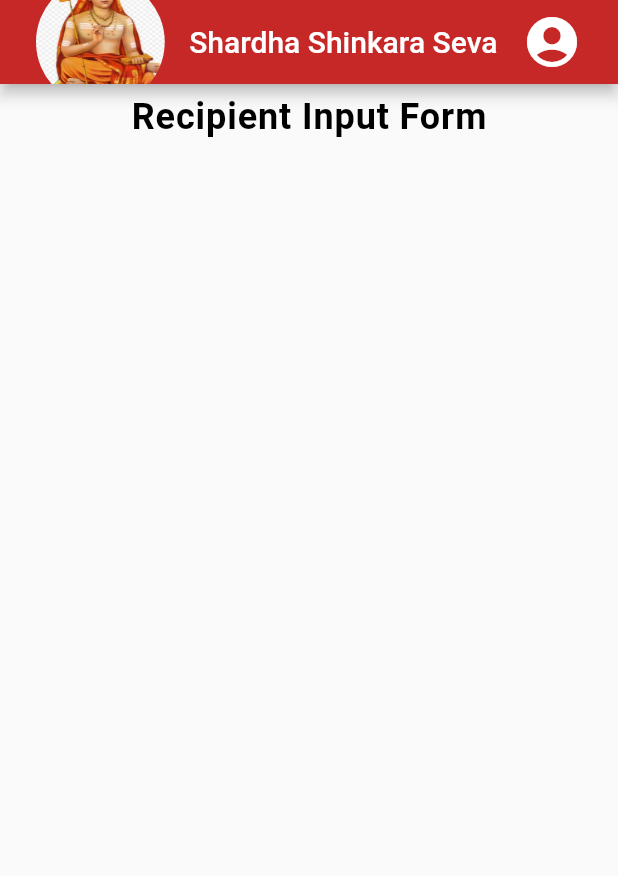
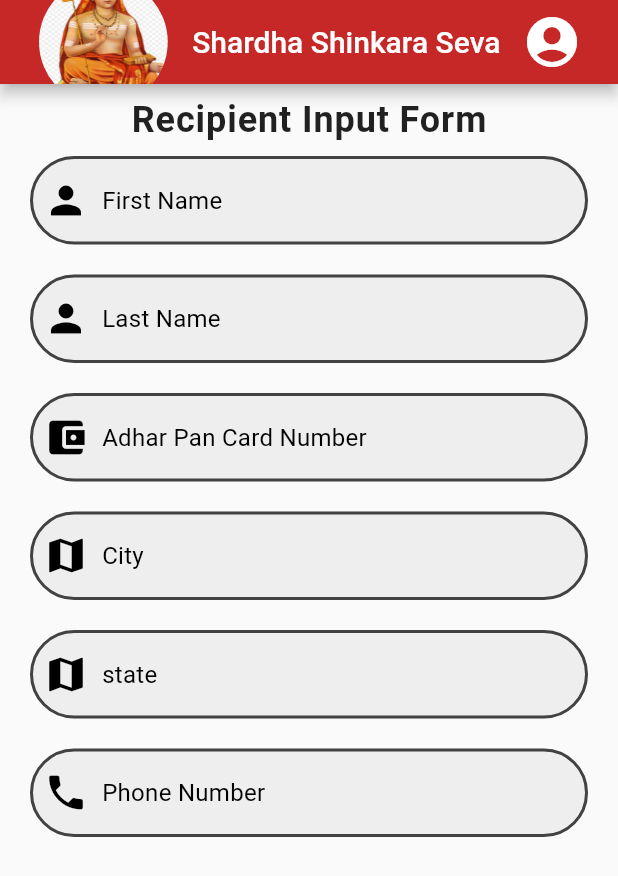
Before and after one commit to ShristiC/FeedTheHungryKashi, a Flutter app: the screen it shows after launch, on a phone screen of 412 x 824 dp. Shown: the top 876 px of the screen. Run offline on Flutter 3.47's test engine with Material 2 defaults, Android fonts, the phone set to English and light mode, and no system bars; our stand-ins replace flutter_screenutil; statements that could not run were skipped.

Commit message:
created general input form

```diff
--- a/lib/pages/HomePage.dart
+++ b/lib/pages/HomePage.dart
@@ -10,12 +10,11 @@ class HomePage extends StatefulWidget {
 }
 
 class _HomePageState extends State<HomePage> {
-  @override
-  Widget build(BuildContext context) {
-    ScreenUtil.init();
-    ScreenUtil.init(width: 750, height: 1334, allowFontScaling: true);
-    return Scaffold(
-      appBar: AppBar(
+  final _controller = TextEditingController();
+
+  ///designs the style for the App Bar on the homepage
+  Widget _appBar() {
+    return AppBar(
       title: Row(
         mainAxisAlignment: MainAxisAlignment.spaceBetween,
         children: <Widget>[
@@ -45,7 +44,64 @@ class _HomePageState extends State<HomePage> {
       ),
       backgroundColor: ThemeStyle.secondaryMainColor,
       centerTitle: true,
+    );
+  }
+
+  ///styling for the TextInputForm
+  Widget _textInputForm(String error, String label, IconData icon) {
+    return Container(
+      margin: ThemeStyle.marginALL,
+      // actual TextForm Field
+      child: TextFormField(
+        controller: _controller,
+        //validator creates a condition to be checked for when inputting response
+        validator: (value) {
+          return value.isEmpty ? error : null;
+        },
+        //creates the decoration for the input box
+        decoration: InputDecoration(
+          //outside border details
+          enabledBorder: OutlineInputBorder(
+            borderSide: BorderSide(
+              color: ThemeStyle.greyColor,
+              width: 2,
             ),
+            borderRadius: BorderRadius.all(Radius.circular(30)),
+          ),
+          //label text details
+          alignLabelWithHint: true,
+          labelText: label,
+          labelStyle: ThemeStyle.formLabelText,
+          //icon details
+          prefixIcon: Icon(
+            icon,
+            size: ThemeStyle.iconSize,
+            color: ThemeStyle.blackColor,
+          ),
+          //details when selecting that input box
+          focusedBorder: OutlineInputBorder(
+            borderSide: BorderSide(
+              color: ThemeStyle.primColor,
+              width: 2,
+            ),
+            borderRadius: ThemeStyle.borderRadiusStyle,
+          ),
+          //filling in the color of the inside input box
+          fillColor: ThemeStyle.lightGreyColor,
+          filled: true,
+        ),
+      ),
+    );
+  }
+
+  @override
+  Widget build(BuildContext context) {
+    //helps control the screen sizing
+    ScreenUtil.init();
+    ScreenUtil.init(width: 750, height: 1334, allowFontScaling: true);
+
+    return Scaffold(
+      appBar: _appBar(),
       resizeToAvoidBottomPadding: true,
       body: Center(
         child: ListView(
@@ -54,9 +110,16 @@ class _HomePageState extends State<HomePage> {
             Center(
               child: Text(
                 "Recipient Input Form",
-                style: ThemeStyle.heading.copyWith(color: Colors.black),
+                style: ThemeStyle.heading,
               ),
             ),
+            ///calls the textInputForm method to handle the user input
+            _textInputForm("Must enter a First Name", "First Name", Icons.person),
+            _textInputForm("Must enter a Last Name", "Last Name", Icons.person),
+            _textInputForm("Must enter a Adhar Pan Card Number", "Adhar Pan Card Number", Icons.account_balance_wallet),
+            _textInputForm("Must enter a City", "City", Icons.map),
+            _textInputForm("Must enter a State", "state", Icons.map),
+            _textInputForm("Must enter a Phone Number", "Phone Number", Icons.phone),
           ],
         ),
       ),
--- a/lib/utils/ThemeStyle.dart
+++ b/lib/utils/ThemeStyle.dart
@@ -11,28 +11,52 @@ class ThemeStyle {
   ///constrastColor = yellow tone
   static final contrastColor = Color(0xFFF9A825);
 
+  ///greyColor = dark grey tone
+  static final greyColor = Colors.grey[800];
+
+  ///lightGreyColor = light grey tone
+  static final lightGreyColor = Colors.grey[200];
+
   ///whiteColor = white tone
   static final whiteColor = Colors.white;
 
   ///blackColor = black tone
   static final blackColor = Colors.black;
 
-  static final marginALL = EdgeInsets.all(8);
+  ///marginAll = 8 pixel overall value
+  static final marginALL = EdgeInsets.all(10);
 
+  ///iconSize = 30 pixels
+  static final iconSize = 30.0;
+
+  ///borderRadiusStyle = Circular Radius of 30 pixels
+  static final borderRadiusStyle = BorderRadius.all(Radius.circular(30));
+
+  ///baseTextStyle = font is defined to be Roboto
   static final baseTextStyle = const TextStyle(
     fontFamily: 'Roboto',
   );
 
+  ///appBarStyle = to be used for the title in an AppBar
   static final appBarStyle = baseTextStyle.copyWith(
     color: whiteColor,
     fontSize: 20,
   );
 
+  ///heading --> Roboto font, size 24, .6 letter spacing, and bold
   static final heading = baseTextStyle.copyWith(
     fontSize: 24,
     letterSpacing: .6,
     fontWeight: FontWeight.bold,
   );
 
+  ///formLabelText --> Roboto font, black color, size 16, .2 letter spacing
+  static final formLabelText = baseTextStyle.copyWith(
+    color: blackColor,
+    fontSize: 16,
+    letterSpacing: .2,
+  );
+
+
 
 }
```
Lines whose indentation alone changed are shown as unchanged.
